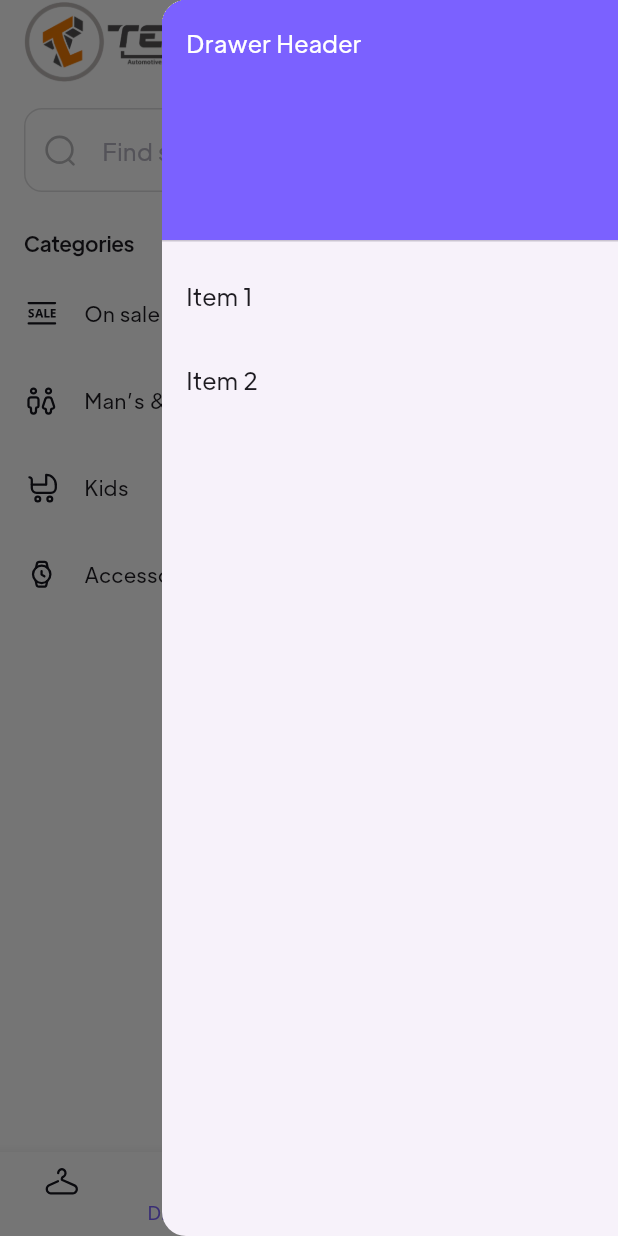
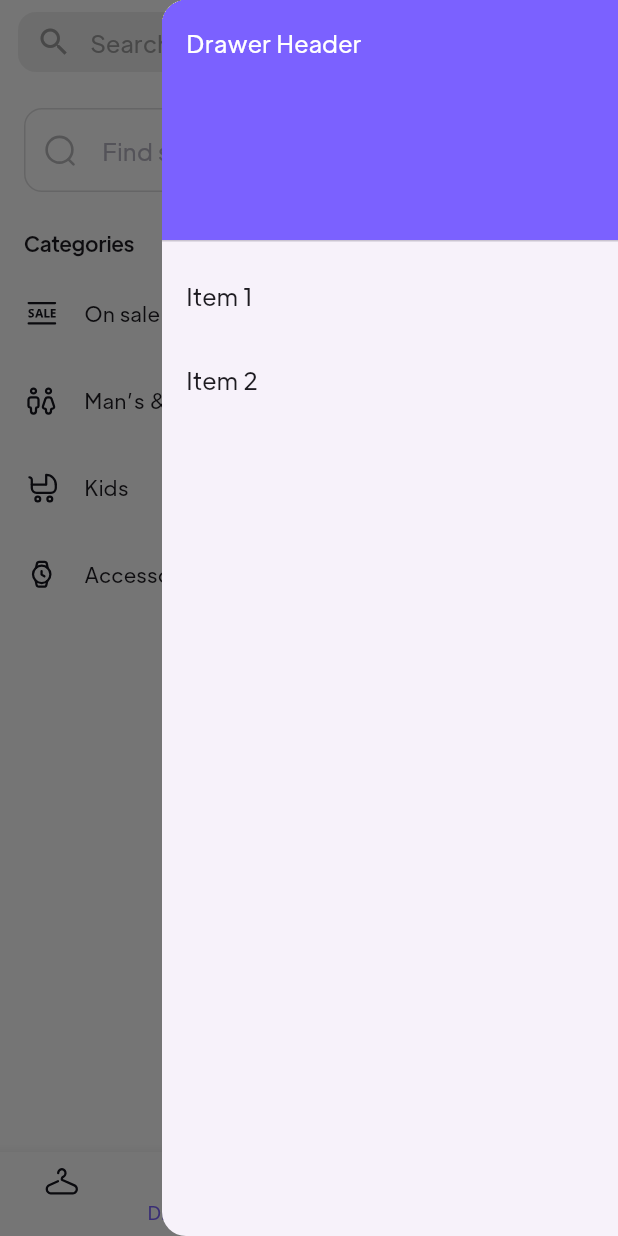
Before and after one commit to Mohamadhalabi/E-commerce-Flutter-mobile-app, a Flutter app: the screen it shows after launch, item 2 of the bottom bar chosen, after a tap on the "menu" icon, on a phone screen of 412 x 824 dp. Run offline on Flutter 3.47's test engine with Material 3 defaults, Android fonts, the phone set to English and light mode, and no system bars; our stand-ins replace cached_network_image, flutter_dotenv, flutter_rating_bar, flutter_svg, form_field_validator; network calls fail.

Commit message:
home page updated (to be continued)

```diff
--- a/lib/entry_point.dart
+++ b/lib/entry_point.dart
@@ -16,7 +16,6 @@ class _EntryPointState extends State<EntryPoint> {
     HomeScreen(),
     DiscoverScreen(),
     BookmarkScreen(),
-    // EmptyCartScreen(), // if Cart is empty
     CartScreen(),
     ProfileScreen(),
   ];
@@ -29,48 +28,89 @@ class _EntryPointState extends State<EntryPoint> {
         src,
         height: 24,
         colorFilter: ColorFilter.mode(
-            color ??
-                Theme.of(context).iconTheme.color!.withOpacity(
-                    Theme.of(context).brightness == Brightness.dark ? 0.3 : 1),
-            BlendMode.srcIn),
+          color ??
+              Theme.of(context).iconTheme.color!.withOpacity(
+                  Theme.of(context).brightness == Brightness.dark ? 0.3 : 1),
+          BlendMode.srcIn,
+        ),
       );
     }
-
     return Scaffold(
       appBar: AppBar(
         backgroundColor: Theme.of(context).scaffoldBackgroundColor,
         leading: const SizedBox(),
         leadingWidth: 0,
         centerTitle: false,
-        title: Image.asset(
-          "assets/logo/techno-lock-mobile-logo.webp", // Update with your image path
-          width: 160,
-        ),
+        title: null,
         actions: [
-          IconButton(
-            onPressed: () {
-              Navigator.pushNamed(context, searchScreenRoute);
-            },
-            icon: SvgPicture.asset(
-              "assets/icons/Search.svg",
-              height: 24,
-              colorFilter: ColorFilter.mode(
-                  Theme.of(context).textTheme.bodyLarge!.color!,
-                  BlendMode.srcIn),
+          Expanded(
+            child: Padding(
+              padding: const EdgeInsets.symmetric(horizontal: 12),
+              child: Container(
+                height: 40,
+                padding: const EdgeInsets.symmetric(horizontal: 12),
+                decoration: BoxDecoration(
+                  color: Theme.of(context).brightness == Brightness.dark
+                      ? Colors.grey[800]
+                      : Colors.grey[200],
+                  borderRadius: BorderRadius.circular(12),
+                ),
+                child: Row(
+                  children: [
+                    const Icon(Icons.search, color: Colors.grey),
+                    const SizedBox(width: 8),
+                    Expanded(
+                      child: TextField(
+                        textAlignVertical: TextAlignVertical.center,
+                        decoration: InputDecoration(
+                          isDense: true,
+                          contentPadding: const EdgeInsets.symmetric(vertical: 0),
+                          hintText: 'Search...',
+                          hintStyle: const TextStyle(color: Colors.grey),
+                          filled: true,
+                          fillColor: Colors.transparent,
+                          suffixIcon: IconButton(
+                            icon: const Icon(Icons.camera_alt, color: Colors.grey),
+                            onPressed: () {
+                              // Camera logic
+                            },
+                          ),
+                          border: OutlineInputBorder(
+                            borderSide: BorderSide.none,
+                            borderRadius: BorderRadius.circular(12),
+                          ),
+                          enabledBorder: OutlineInputBorder(
+                            borderSide: BorderSide.none,
+                            borderRadius: BorderRadius.circular(12),
+                          ),
+                          focusedBorder: OutlineInputBorder(
+                            borderSide: BorderSide.none,
+                            borderRadius: BorderRadius.circular(12),
+                          ),
+                        ),
+                      ),
+                    ),
+                  ],
+                ),
+              ),
             ),
           ),
-          // Wrap the Scaffold context in a Builder widget to access Scaffold.of
+          IconButton(
+            icon: const Icon(Icons.notifications_none),
+            onPressed: () {
+              // Notification logic
+            },
+          ),
           Builder(
             builder: (context) => IconButton(
               onPressed: () {
-                Scaffold.of(context).openEndDrawer(); // This works now with Builder context
+                Scaffold.of(context).openEndDrawer();
               },
               icon: Icon(Icons.menu, color: Theme.of(context).iconTheme.color),
             ),
           ),
         ],
       ),
-      // Adding a right-end drawer
       endDrawer: Drawer(
         child: ListView(
           padding: EdgeInsets.zero,
@@ -79,19 +119,16 @@ class _EntryPointState extends State<EntryPoint> {
               decoration: BoxDecoration(
                 color: Theme.of(context).primaryColor,
               ),
-              child: Text('Drawer Header', style: TextStyle(color: Colors.white)),
+              child:
+              const Text('Drawer Header', style: TextStyle(color: Colors.white)),
             ),
             ListTile(
-              title: Text('Item 1'),
-              onTap: () {
-                // Handle item tap
-              },
+              title: const Text('Item 1'),
+              onTap: () {},
             ),
             ListTile(
-              title: Text('Item 2'),
-              onTap: () {
-                // Handle item tap
-              },
+              title: const Text('Item 2'),
+              onTap: () {},
             ),
           ],
         ),
--- a/lib/screens/home/views/components/categories.dart
+++ b/lib/screens/home/views/components/categories.dart
@@ -1,10 +1,7 @@
 import 'package:flutter/material.dart';
-// import 'package:shop/route/screen_export.dart';
-import 'package:http/http.dart' as http;
-import 'dart:convert';
+import 'package:shop/route/screen_export.dart';
 import '../../../../constants.dart';
 
-// For API fetch
 class CategoryModel {
   final String name;
   final String? route;
@@ -13,39 +10,17 @@ class CategoryModel {
     required this.name,
     this.route,
   });
-
-  // Factory constructor to create CategoryModel from JSON data
-  factory CategoryModel.fromJson(Map<String, dynamic> json) {
-    return CategoryModel(
-      name: json['name'],
-      route: json['route'],
-    );
-  }
 }
 
-Future<List<CategoryModel>> fetchCategories() async {
-  final response = await http.get(
-    Uri.parse('${AppConstants.baseUrl}/get-categories'),
-    headers: {
-      'Accept-Language': 'en',
-      'Content-Type': 'application/json',
-      'currency': 'USD',
-      'Accept': 'application/json',
-      'secret-key': AppConstants.secretKey,
-      'api-key': AppConstants.apiKey,
-    },
-  );
-
-  if (response.statusCode == 200) {
-    final Map<String, dynamic> jsonResponse = json.decode(response.body);
-    final List<dynamic> categoriesData = jsonResponse['categories']; // ✅ Extract categories list
-
-    return categoriesData.map((json) => CategoryModel.fromJson(json)).toList();
-  } else {
-    throw Exception('Failed to load categories');
-  }
-}
-// End For API fetch
+List<CategoryModel> demoCategories = [
+  CategoryModel(
+      name: "On Sale",
+      route: onSaleScreenRoute),
+  CategoryModel(name: "Man's"),
+  CategoryModel(name: "Woman’s"),
+  CategoryModel(
+      name: "Kids", route: kidsScreenRoute),
+];
 
 class Categories extends StatelessWidget {
   const Categories({
@@ -54,36 +29,24 @@ class Categories extends StatelessWidget {
 
   @override
   Widget build(BuildContext context) {
-    return FutureBuilder<List<CategoryModel>>(
-      future: fetchCategories(),
-      builder: (context, snapshot) {
-        if (snapshot.connectionState == ConnectionState.waiting) {
-          return CircularProgressIndicator();
-        } else if (snapshot.hasError) {
-          return Text('Error: ${snapshot.error}');
-        } else if (!snapshot.hasData || snapshot.data!.isEmpty) {
-          return Text('No categories available');
-        }
-
-        final categories = snapshot.data!;
-
     return SingleChildScrollView(
       scrollDirection: Axis.horizontal,
       child: Row(
         children: [
           ...List.generate(
-                categories.length,
+            demoCategories.length,
                 (index) => Padding(
               padding: EdgeInsets.only(
+                  top: 7.0,
+                  bottom: 15.0,
                   left: index == 0 ? defaultPadding : defaultPadding / 2,
-                    right: index == categories.length - 1 ? defaultPadding : 0,
-                  ),
+                  right:
+                  index == demoCategories.length - 1 ? defaultPadding : 0),
               child: CategoryBtn(
-                    category: categories[index].name,
-                    isActive: index == 0,
+                category: demoCategories[index].name,
                 press: () {
-                      if (categories[index].route != null) {
-                        Navigator.pushNamed(context, categories[index].route!);
+                  if (demoCategories[index].route != null) {
+                    Navigator.pushNamed(context, demoCategories[index].route!);
                   }
                 },
               ),
@@ -92,8 +55,6 @@ class Categories extends StatelessWidget {
         ],
       ),
     );
-      },
-    );
   }
 }
 
@@ -101,12 +62,10 @@ class CategoryBtn extends StatelessWidget {
   const CategoryBtn({
     super.key,
     required this.category,
-    required this.isActive,
     required this.press,
   });
 
   final String category;
-  final bool isActive;
   final VoidCallback press;
 
   @override
@@ -118,12 +77,11 @@ class CategoryBtn extends StatelessWidget {
         height: 36,
         padding: const EdgeInsets.symmetric(horizontal: defaultPadding),
         decoration: BoxDecoration(
-          color: isActive ? primaryColor : Colors.transparent,
+          color: Colors.transparent,
           border: Border.all(
-              color: isActive
-                  ? Colors.transparent
-                  : Theme.of(context).dividerColor),
-          borderRadius: const BorderRadius.all(Radius.circular(30)),
+            color: Colors.grey,
+          ),
+          borderRadius: const BorderRadius.all(Radius.circular(15)),
         ),
         child: Row(
           children: [
@@ -132,9 +90,7 @@ class CategoryBtn extends StatelessWidget {
               style: TextStyle(
                 fontSize: 12,
                 fontWeight: FontWeight.w500,
-                color: isActive
-                    ? Colors.white
-                    : Theme.of(context).textTheme.bodyLarge!.color,
+                color: Theme.of(context).textTheme.bodyLarge!.color,
               ),
             ),
           ],
--- a/lib/screens/home/views/components/offer_carousel_and_categories.dart
+++ b/lib/screens/home/views/components/offer_carousel_and_categories.dart
@@ -1,30 +1,34 @@
 import 'package:flutter/material.dart';
+// import '../../../../components/skleton/others/categories_skelton.dart';
+import '../../../../constants.dart';
 import 'offers_carousel.dart';
+import 'categories.dart';
 
 class OffersCarouselAndCategories extends StatelessWidget {
-  const OffersCarouselAndCategories({
-    super.key,
-  });
+  const OffersCarouselAndCategories({super.key});
 
   @override
   Widget build(BuildContext context) {
-    return Column(
+    return const Column(
       crossAxisAlignment: CrossAxisAlignment.start,
       children: [
+        // Padding(
+          // padding: EdgeInsets.all(5),
+        // ),
+        Categories(),
         // While loading use 👇
         // const OffersSkelton(),
-        const OffersCarousel(),
-        // const SizedBox(height: defaultPadding / 2),
         // Padding(
-        //   padding: const EdgeInsets.all(defaultPadding),
-        //   child: Text(
-        //     "Categories",
-        //     style: Theme.of(context).textTheme.titleSmall,
-        //   ),
+        //   padding: EdgeInsets.only(bottom: 15.0),
         // ),
-        // // While loading use 👇
-        // // const CategoriesSkelton(),
-        // const Categories(),
+        OffersCarousel(),
+        Padding(
+          padding: EdgeInsets.all(defaultPadding),
+          child: Text(
+            "Categories",
+            // style: Theme.of(context).textTheme.titleSmall,
+          ),
+        ),
       ],
     );
   }
--- a/lib/screens/home/views/components/offers_carousel.dart
+++ b/lib/screens/home/views/components/offers_carousel.dart
@@ -164,7 +164,7 @@ class BannerM extends StatelessWidget {
         onTap: press,
         child: Stack(
           children: [
-            Image.network(image, fit: BoxFit.cover),
+            Image.network(image, fit: BoxFit.contain),
             ...children,
           ],
         ),
--- a/lib/screens/home/views/home_screen.dart
+++ b/lib/screens/home/views/home_screen.dart
@@ -4,12 +4,12 @@ import 'package:shop/components/Banner/S/banner_s_style_5.dart';
 import 'package:shop/constants.dart';
 import 'package:shop/route/screen_export.dart';
 
+// import '../../../components/skleton/banner/banner_m_skelton.dart';
 import 'components/best_sellers.dart';
 import 'components/flash_sale.dart';
 import 'components/most_popular.dart';
 import 'components/offer_carousel_and_categories.dart';
 import 'components/popular_products.dart';
-
 class HomeScreen extends StatelessWidget {
   const HomeScreen({super.key});
 
@@ -20,51 +20,51 @@ class HomeScreen extends StatelessWidget {
         child: CustomScrollView(
           slivers: [
             const SliverToBoxAdapter(child: OffersCarouselAndCategories()),
-            const SliverToBoxAdapter(child: const PopularProducts()),
+            // const SliverToBoxAdapter(child: const PopularProducts()),
             // const SliverPadding(
             //   padding: EdgeInsets.symmetric(vertical: defaultPadding * 1.5),
             //   sliver: SliverToBoxAdapter(child: FlashSale()),
             // ),
-            // SliverToBoxAdapter(
-            //   child: Column(
-            //     children: [
-            //       // While loading use 👇
-            //       // const BannerMSkelton(),‚
-            //       BannerSStyle1(
-            //         title: "New \narrival",
-            //         subtitle: "SPECIAL OFFER",
-            //         discountParcent: 50,
-            //         press: () {
-            //           Navigator.pushNamed(context, onSaleScreenRoute);
-            //         },
-            //       ),
-            //       const SizedBox(height: defaultPadding / 4),
-            //       // We have 4 banner styles, all in the pro version
-            //     ],
-            //   ),
-            // ),
-            // const SliverToBoxAdapter(child: BestSellers()),
-            // const SliverToBoxAdapter(child: MostPopular()),
-            // SliverToBoxAdapter(
-            //   child: Column(
-            //     children: [
-            //       const SizedBox(height: defaultPadding * 1.5),
-            //
-            //       const SizedBox(height: defaultPadding / 4),
-            //       // While loading use 👇
-            //       // const BannerSSkelton(),
-            //       BannerSStyle5(
-            //         title: "Black \nfriday",
-            //         subtitle: "50% Off",
-            //         bottomText: "Collection".toUpperCase(),
-            //         press: () {
-            //           Navigator.pushNamed(context, onSaleScreenRoute);
-            //         },
-            //       ),
-            //       const SizedBox(height: defaultPadding / 4),
-            //     ],
-            //   ),
-            // ),
+            SliverToBoxAdapter(
+              child: Column(
+                children: [
+                  // While loading use 👇
+                  // const BannerMSkelton(),
+                  BannerSStyle1(
+                    title: "New \narrival",
+                    subtitle: "SPECIAL OFFER",
+                    discountParcent: 50,
+                    press: () {
+                      Navigator.pushNamed(context, onSaleScreenRoute);
+                    },
+                  ),
+                  const SizedBox(height: defaultPadding / 4),
+                  // We have 4 banner styles, all in the pro version
+                ],
+              ),
+            ),
+            const SliverToBoxAdapter(child: BestSellers()),
+            const SliverToBoxAdapter(child: MostPopular()),
+            SliverToBoxAdapter(
+              child: Column(
+                children: [
+                  const SizedBox(height: defaultPadding * 1.5),
+
+                  const SizedBox(height: defaultPadding / 4),
+                  // While loading use 👇
+                  // const BannerSSkelton(),
+                  BannerSStyle5(
+                    title: "Black \nfriday",
+                    subtitle: "50% Off",
+                    bottomText: "Collection".toUpperCase(),
+                    press: () {
+                      Navigator.pushNamed(context, onSaleScreenRoute);
+                    },
+                  ),
+                  const SizedBox(height: defaultPadding / 4),
+                ],
+              ),
+            ),
             // const SliverToBoxAdapter(child: BestSellers()),
           ],
         ),
```
Also changed, not shown: 4 other files. Lines whose indentation alone changed are shown as unchanged.
